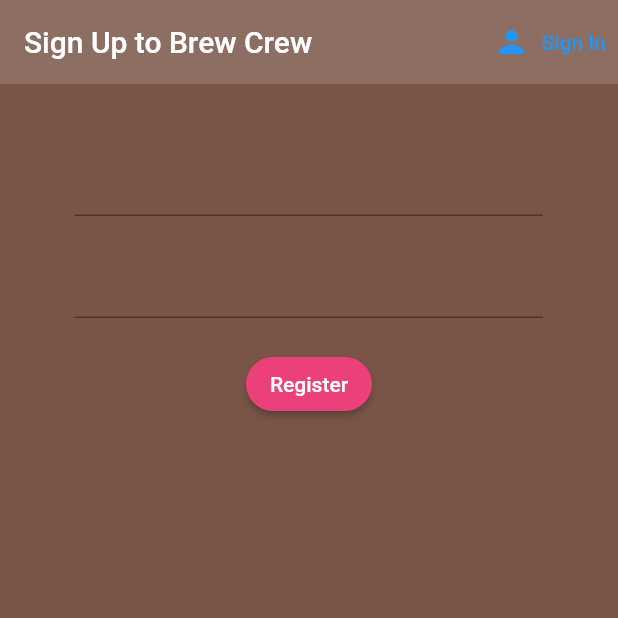
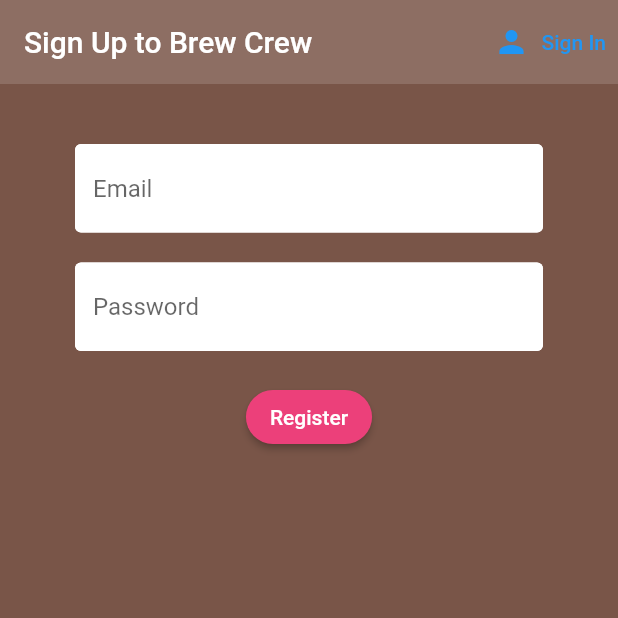
Before and after one commit to mishkatmustafid/flutterfire-practice-novice, a Flutter app: the screen it shows after launch, after a tap on "Sign In", after a tap on "Register", on a phone screen of 412 x 824 dp, the top half of it. Run offline on Flutter 3.47's test engine with Material 2 defaults, Android fonts, the phone set to English and light mode, and no system bars; our stand-ins replace firebase_auth, firebase_core; accounts and stored records are empty.

Commit message:
form decorations

```diff
--- /dev/null
+++ b/lib/shared/constants.dart
@@ -0,0 +1,12 @@
+import 'package:flutter/material.dart';
+
+const textInputDecoration = InputDecoration(
+  fillColor: Colors.white,
+  filled: true,
+  enabledBorder: OutlineInputBorder(
+    borderSide: BorderSide(color: Colors.white, width: 2.0),
+  ),
+  focusedBorder: OutlineInputBorder(
+    borderSide: BorderSide(color: Colors.pink, width: 2.0),
+  ),
+);
--- a/lib/views/authenticate/register.dart
+++ b/lib/views/authenticate/register.dart
@@ -2,6 +2,7 @@
 
 import 'package:flutter/material.dart';
 import 'package:practice01/services/auth.dart';
+import 'package:practice01/shared/constants.dart';
 
 class Register extends StatefulWidget {
   final Function toggleView;
@@ -40,14 +41,21 @@ class _RegisterState extends State<Register> {
             children: [
               SizedBox(height: 20.0),
               TextFormField(
-                validator: (val) => val!.isEmpty ? 'Enter an email' : null,
+                      decoration:
+                          textInputDecoration.copyWith(hintText: 'Email'),
+                      validator: (val) =>
+                          val!.isEmpty ? 'Enter an email' : null,
                 onChanged: (val) {
                   setState(() => email = val);
                 },
               ),
               SizedBox(height: 20.0),
               TextFormField(
-                validator: (val) => val!.length < 6 ? 'Enter a password 6+ chars long' : null,
+                      decoration:
+                          textInputDecoration.copyWith(hintText: 'Password'),
+                      validator: (val) => val!.length < 6
+                          ? 'Enter a password 6+ chars long'
+                          : null,
                 obscureText: true,
                 onChanged: (val) {
                   setState(() => password = val);
@@ -66,10 +74,13 @@ class _RegisterState extends State<Register> {
                   style: TextStyle(color: Colors.white),
                 ),
                 onPressed: () async {
-                  if(_formKey.currentState!.validate()){
-                    dynamic result = await _auth.registerWithEmailAndPassword(email, password);
-                    if(result == null){
-                      setState(() => error = 'Please supply a valid email');
+                        if (_formKey.currentState!.validate()) {
+                          dynamic result = await _auth
+                              .registerWithEmailAndPassword(email, password);
+                          if (result == null) {
+                            setState(() {
+                              error = 'Please supply a valid email';
+                            });
                     }
                   }
                 },
--- a/lib/views/authenticate/sign_in.dart
+++ b/lib/views/authenticate/sign_in.dart
@@ -2,6 +2,7 @@
 
 import 'package:flutter/material.dart';
 import 'package:practice01/services/auth.dart';
+import 'package:practice01/shared/constants.dart';
 
 class SignIn extends StatefulWidget {
   final Function toggleView;
@@ -42,6 +43,7 @@ class _SignInState extends State<SignIn> {
             children: [
               SizedBox(height: 20.0),
               TextFormField(
+                decoration: textInputDecoration.copyWith(hintText: 'Email'),
                 validator: (val) => val!.isEmpty ? 'Enter an email' : null,
                 onChanged: (val) {
                   setState(() => email = val);
@@ -49,6 +51,7 @@ class _SignInState extends State<SignIn> {
               ),
               SizedBox(height: 20.0),
               TextFormField(
+                decoration: textInputDecoration.copyWith(hintText: 'Password'),
                 validator: (val) =>
                     val!.length < 6 ? 'Enter a password 6+ chars long' : null,
                 obscureText: true,
@@ -70,10 +73,12 @@ class _SignInState extends State<SignIn> {
                 ),
                 onPressed: () async {
                   if (_formKey.currentState!.validate()) {
-                    print('valid');
-                    dynamic result = await _auth.signInWithEmailAndPassword(email, password);
+                    dynamic result =
+                        await _auth.signInWithEmailAndPassword(email, password);
                     if (result == null) {
-                      setState(() => error = 'Could not sign in with those credentials');
+                      setState(() {
+                        error = 'Could not sign in with those credentials';
+                      });
                     }
                   }
                 },
```
